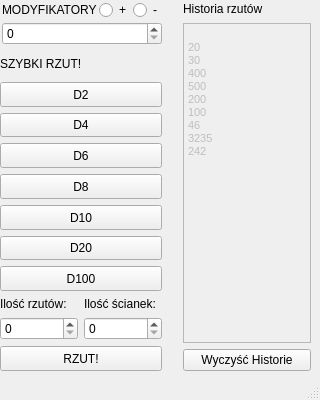
Johny250353/RollforPA, file mainwindow.ui: the form before one commit.
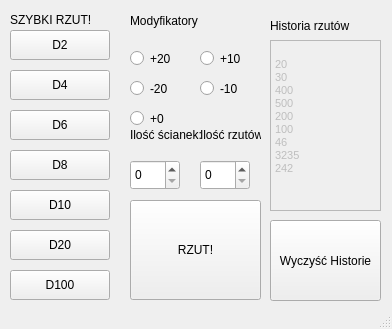
The form after the commit.

```diff
--- a/mainwindow.ui
+++ b/mainwindow.ui
@@ -6,302 +6,59 @@
    <rect>
     <x>0</x>
     <y>0</y>
-    <width>320</width>
-    <height>400</height>
+    <width>392</width>
+    <height>329</height>
    </rect>
   </property>
   <property name="maximumSize">
    <size>
-    <width>320</width>
-    <height>400</height>
+    <width>700</width>
+    <height>700</height>
    </size>
   </property>
   <property name="windowTitle">
    <string>MainWindow</string>
   </property>
   <widget class="QWidget" name="centralwidget">
-   <widget class="QWidget" name="horizontalLayoutWidget_2">
+   <widget class="QPushButton" name="pushButton_wyczysc">
     <property name="geometry">
      <rect>
-      <x>0</x>
-      <y>0</y>
-      <width>311</width>
-      <height>371</height>
+      <x>270</x>
+      <y>220</y>
+      <width>111</width>
+      <height>81</height>
      </rect>
     </property>
-    <layout class="QHBoxLayout" name="horizontalLayout_2">
-     <item>
-      <layout class="QVBoxLayout" name="verticalLayout_2" stretch="0,0,0,0,0,0,0,0,0,0,0">
-       <item>
-        <layout class="QFormLayout" name="formLayout_2">
-         <property name="horizontalSpacing">
-          <number>2</number>
-         </property>
-         <property name="verticalSpacing">
-          <number>2</number>
-         </property>
-         <item row="0" column="1">
-          <layout class="QHBoxLayout" name="horizontalLayout">
-           <item>
-            <widget class="QLabel" name="label_5">
-             <property name="maximumSize">
-              <size>
-               <width>100</width>
-               <height>100</height>
-              </size>
-             </property>
-             <property name="text">
-              <string>MODYFIKATORY</string>
-             </property>
-            </widget>
-           </item>
-           <item>
-            <widget class="QRadioButton" name="radioButton_2">
-             <property name="maximumSize">
-              <size>
-               <width>100</width>
-               <height>100</height>
-              </size>
-             </property>
-             <property name="text">
-              <string>+</string>
-             </property>
-            </widget>
-           </item>
-           <item>
-            <widget class="QRadioButton" name="radioButton">
-             <property name="maximumSize">
-              <size>
-               <width>100</width>
-               <height>100</height>
-              </size>
-             </property>
-             <property name="text">
-              <string>-</string>
-             </property>
-            </widget>
-           </item>
-          </layout>
-         </item>
-         <item row="1" column="1">
-          <widget class="QSpinBox" name="spinBox_3">
-           <property name="maximumSize">
-            <size>
-             <width>280</width>
-             <height>100</height>
-            </size>
-           </property>
-          </widget>
-         </item>
-        </layout>
-       </item>
-       <item>
-        <widget class="QLabel" name="label_2">
-         <property name="maximumSize">
-          <size>
-           <width>200</width>
-           <height>50</height>
-          </size>
-         </property>
-         <property name="mouseTracking">
-          <bool>false</bool>
-         </property>
-         <property name="text">
-          <string>SZYBKI RZUT!</string>
-         </property>
-        </widget>
-       </item>
-       <item>
-        <widget class="QPushButton" name="pushButton_3">
-         <property name="maximumSize">
-          <size>
-           <width>280</width>
-           <height>100</height>
-          </size>
-         </property>
-         <property name="text">
-          <string>D2</string>
-         </property>
-        </widget>
-       </item>
-       <item>
-        <widget class="QPushButton" name="pushButton_4">
-         <property name="maximumSize">
-          <size>
-           <width>280</width>
-           <height>100</height>
-          </size>
-         </property>
-         <property name="text">
-          <string>D4</string>
-         </property>
-        </widget>
-       </item>
-       <item>
-        <widget class="QPushButton" name="pushButton_2">
-         <property name="maximumSize">
-          <size>
-           <width>280</width>
-           <height>100</height>
-          </size>
-         </property>
-         <property name="text">
-          <string>D6</string>
-         </property>
-        </widget>
-       </item>
-       <item>
-        <widget class="QPushButton" name="pushButton_6">
-         <property name="maximumSize">
-          <size>
-           <width>280</width>
-           <height>100</height>
-          </size>
-         </property>
-         <property name="text">
-          <string>D8</string>
-         </property>
-        </widget>
-       </item>
-       <item>
-        <widget class="QPushButton" name="pushButton_7">
-         <property name="maximumSize">
-          <size>
-           <width>280</width>
-           <height>100</height>
-          </size>
-         </property>
-         <property name="text">
-          <string>D10</string>
-         </property>
-        </widget>
-       </item>
-       <item>
-        <widget class="QPushButton" name="pushButton_5">
-         <property name="maximumSize">
-          <size>
-           <width>280</width>
-           <height>50</height>
-          </size>
-         </property>
-         <property name="text">
-          <string>D20</string>
-         </property>
-        </widget>
-       </item>
-       <item>
-        <widget class="QPushButton" name="pushButton_8">
-         <property name="maximumSize">
-          <size>
-           <width>280</width>
-           <height>100</height>
-          </size>
-         </property>
-         <property name="text">
-          <string>D100</string>
-         </property>
-        </widget>
-       </item>
-       <item>
-        <layout class="QGridLayout" name="gridLayout_2">
-         <item row="0" column="1">
-          <widget class="QLabel" name="label_4">
-           <property name="maximumSize">
-            <size>
-             <width>100</width>
-             <height>100</height>
-            </size>
-           </property>
-           <property name="text">
-            <string>Ilość ścianek:</string>
-           </property>
-          </widget>
-         </item>
-         <item row="2" column="0">
-          <widget class="QSpinBox" name="spinBox_2">
-           <property name="maximumSize">
-            <size>
-             <width>100</width>
-             <height>16777215</height>
-            </size>
-           </property>
-          </widget>
-         </item>
-         <item row="2" column="1">
-          <widget class="QSpinBox" name="spinBox">
-           <property name="maximumSize">
-            <size>
-             <width>100</width>
-             <height>200</height>
-            </size>
-           </property>
-          </widget>
-         </item>
-         <item row="0" column="0">
-          <widget class="QLabel" name="label_3">
-           <property name="maximumSize">
-            <size>
-             <width>100</width>
-             <height>100</height>
-            </size>
-           </property>
-           <property name="text">
-            <string>Ilość rzutów:</string>
-           </property>
-          </widget>
-         </item>
-        </layout>
-       </item>
-       <item>
-        <widget class="QPushButton" name="pushButton_9">
-         <property name="maximumSize">
-          <size>
-           <width>280</width>
-           <height>100</height>
-          </size>
-         </property>
-         <property name="text">
-          <string>RZUT!</string>
-         </property>
-        </widget>
-       </item>
-      </layout>
-     </item>
-     <item>
-      <spacer name="horizontalSpacer">
-       <property name="orientation">
-        <enum>Qt::Horizontal</enum>
-       </property>
-       <property name="sizeHint" stdset="0">
-        <size>
-         <width>40</width>
-         <height>20</height>
-        </size>
-       </property>
-      </spacer>
-     </item>
-     <item>
-      <layout class="QVBoxLayout" name="verticalLayout">
-       <item>
-        <widget class="QLabel" name="label">
-         <property name="text">
-          <string>Historia rzutów</string>
-         </property>
-        </widget>
-       </item>
-       <item>
-        <widget class="QTextEdit" name="textEdit">
-         <property name="enabled">
-          <bool>false</bool>
-         </property>
-         <property name="maximumSize">
-          <size>
-           <width>153</width>
-           <height>320</height>
-          </size>
-         </property>
-         <property name="html">
-          <string>&lt;!DOCTYPE HTML PUBLIC &quot;-//W3C//DTD HTML 4.0//EN&quot; &quot;http://www.w3.org/TR/REC-html40/strict.dtd&quot;&gt;
+    <property name="maximumSize">
+     <size>
+      <width>121</width>
+      <height>81</height>
+     </size>
+    </property>
+    <property name="text">
+     <string>Wyczyść Historie</string>
+    </property>
+   </widget>
+   <widget class="QTextEdit" name="textEdit_historia">
+    <property name="enabled">
+     <bool>false</bool>
+    </property>
+    <property name="geometry">
+     <rect>
+      <x>270</x>
+      <y>40</y>
+      <width>111</width>
+      <height>171</height>
+     </rect>
+    </property>
+    <property name="maximumSize">
+     <size>
+      <width>153</width>
+      <height>200</height>
+     </size>
+    </property>
+    <property name="html">
+     <string>&lt;!DOCTYPE HTML PUBLIC &quot;-//W3C//DTD HTML 4.0//EN&quot; &quot;http://www.w3.org/TR/REC-html40/strict.dtd&quot;&gt;
 &lt;html&gt;&lt;head&gt;&lt;meta name=&quot;qrichtext&quot; content=&quot;1&quot; /&gt;&lt;style type=&quot;text/css&quot;&gt;
 p, li { white-space: pre-wrap; }
 &lt;/style&gt;&lt;/head&gt;&lt;body style=&quot; font-family:'MS Shell Dlg 2'; font-size:8.25pt; font-weight:400; font-style:normal;&quot;&gt;
@@ -316,25 +73,348 @@
 &lt;p style=&quot; margin-top:0px; margin-bottom:0px; margin-left:0px; margin-right:0px; -qt-block-indent:0; text-indent:0px;&quot;&gt;3235&lt;/p&gt;
 &lt;p style=&quot; margin-top:0px; margin-bottom:0px; margin-left:0px; margin-right:0px; -qt-block-indent:0; text-indent:0px;&quot;&gt;242&lt;/p&gt;
 &lt;p style=&quot;-qt-paragraph-type:empty; margin-top:0px; margin-bottom:0px; margin-left:0px; margin-right:0px; -qt-block-indent:0; text-indent:0px;&quot;&gt;&lt;br /&gt;&lt;/p&gt;&lt;/body&gt;&lt;/html&gt;</string>
-         </property>
-        </widget>
-       </item>
-       <item>
-        <widget class="QPushButton" name="pushButton">
-         <property name="maximumSize">
-          <size>
-           <width>300</width>
-           <height>200</height>
-          </size>
-         </property>
-         <property name="text">
-          <string>Wyczyść Historie</string>
-         </property>
-        </widget>
-       </item>
-      </layout>
-     </item>
-    </layout>
+    </property>
+   </widget>
+   <widget class="QPushButton" name="pushButton_rzut">
+    <property name="geometry">
+     <rect>
+      <x>130</x>
+      <y>200</y>
+      <width>131</width>
+      <height>100</height>
+     </rect>
+    </property>
+    <property name="maximumSize">
+     <size>
+      <width>280</width>
+      <height>100</height>
+     </size>
+    </property>
+    <property name="text">
+     <string>RZUT!</string>
+    </property>
+   </widget>
+   <widget class="QSpinBox" name="spinBox_iloscrzutuw">
+    <property name="geometry">
+     <rect>
+      <x>200</x>
+      <y>160</y>
+      <width>50</width>
+      <height>30</height>
+     </rect>
+    </property>
+    <property name="maximumSize">
+     <size>
+      <width>50</width>
+      <height>30</height>
+     </size>
+    </property>
+   </widget>
+   <widget class="QSpinBox" name="spinBox_iloscscianek">
+    <property name="geometry">
+     <rect>
+      <x>130</x>
+      <y>160</y>
+      <width>50</width>
+      <height>30</height>
+     </rect>
+    </property>
+    <property name="maximumSize">
+     <size>
+      <width>50</width>
+      <height>30</height>
+     </size>
+    </property>
+   </widget>
+   <widget class="QLabel" name="label_4">
+    <property name="geometry">
+     <rect>
+      <x>130</x>
+      <y>120</y>
+      <width>71</width>
+      <height>30</height>
+     </rect>
+    </property>
+    <property name="maximumSize">
+     <size>
+      <width>100</width>
+      <height>30</height>
+     </size>
+    </property>
+    <property name="text">
+     <string>Ilość ścianek:</string>
+    </property>
+   </widget>
+   <widget class="QLabel" name="label_3">
+    <property name="geometry">
+     <rect>
+      <x>200</x>
+      <y>120</y>
+      <width>61</width>
+      <height>30</height>
+     </rect>
+    </property>
+    <property name="maximumSize">
+     <size>
+      <width>100</width>
+      <height>30</height>
+     </size>
+    </property>
+    <property name="text">
+     <string>Ilość rzutów:</string>
+    </property>
+   </widget>
+   <widget class="QLabel" name="label">
+    <property name="geometry">
+     <rect>
+      <x>270</x>
+      <y>10</y>
+      <width>81</width>
+      <height>31</height>
+     </rect>
+    </property>
+    <property name="maximumSize">
+     <size>
+      <width>100</width>
+      <height>50</height>
+     </size>
+    </property>
+    <property name="text">
+     <string>Historia rzutów</string>
+    </property>
+   </widget>
+   <widget class="QPushButton" name="pushButton_D100">
+    <property name="geometry">
+     <rect>
+      <x>10</x>
+      <y>270</y>
+      <width>100</width>
+      <height>30</height>
+     </rect>
+    </property>
+    <property name="maximumSize">
+     <size>
+      <width>100</width>
+      <height>30</height>
+     </size>
+    </property>
+    <property name="text">
+     <string>D100</string>
+    </property>
+   </widget>
+   <widget class="QPushButton" name="pushButton_D20">
+    <property name="geometry">
+     <rect>
+      <x>10</x>
+      <y>230</y>
+      <width>100</width>
+      <height>30</height>
+     </rect>
+    </property>
+    <property name="maximumSize">
+     <size>
+      <width>100</width>
+      <height>30</height>
+     </size>
+    </property>
+    <property name="text">
+     <string>D20</string>
+    </property>
+   </widget>
+   <widget class="QPushButton" name="pushButton_D10">
+    <property name="geometry">
+     <rect>
+      <x>10</x>
+      <y>190</y>
+      <width>100</width>
+      <height>30</height>
+     </rect>
+    </property>
+    <property name="maximumSize">
+     <size>
+      <width>100</width>
+      <height>30</height>
+     </size>
+    </property>
+    <property name="text">
+     <string>D10</string>
+    </property>
+   </widget>
+   <widget class="QPushButton" name="pushButton_D8">
+    <property name="geometry">
+     <rect>
+      <x>10</x>
+      <y>150</y>
+      <width>100</width>
+      <height>30</height>
+     </rect>
+    </property>
+    <property name="maximumSize">
+     <size>
+      <width>100</width>
+      <height>30</height>
+     </size>
+    </property>
+    <property name="text">
+     <string>D8</string>
+    </property>
+   </widget>
+   <widget class="QPushButton" name="pushButton_D6">
+    <property name="geometry">
+     <rect>
+      <x>10</x>
+      <y>110</y>
+      <width>100</width>
+      <height>30</height>
+     </rect>
+    </property>
+    <property name="maximumSize">
+     <size>
+      <width>100</width>
+      <height>30</height>
+     </size>
+    </property>
+    <property name="text">
+     <string>D6</string>
+    </property>
+   </widget>
+   <widget class="QPushButton" name="pushButton_D4">
+    <property name="geometry">
+     <rect>
+      <x>10</x>
+      <y>70</y>
+      <width>100</width>
+      <height>30</height>
+     </rect>
+    </property>
+    <property name="maximumSize">
+     <size>
+      <width>100</width>
+      <height>30</height>
+     </size>
+    </property>
+    <property name="text">
+     <string>D4</string>
+    </property>
+   </widget>
+   <widget class="QPushButton" name="pushButton_D2">
+    <property name="geometry">
+     <rect>
+      <x>10</x>
+      <y>30</y>
+      <width>100</width>
+      <height>30</height>
+     </rect>
+    </property>
+    <property name="maximumSize">
+     <size>
+      <width>100</width>
+      <height>30</height>
+     </size>
+    </property>
+    <property name="text">
+     <string>D2</string>
+    </property>
+   </widget>
+   <widget class="QLabel" name="label_2">
+    <property name="geometry">
+     <rect>
+      <x>10</x>
+      <y>10</y>
+      <width>91</width>
+      <height>20</height>
+     </rect>
+    </property>
+    <property name="maximumSize">
+     <size>
+      <width>200</width>
+      <height>20</height>
+     </size>
+    </property>
+    <property name="mouseTracking">
+     <bool>false</bool>
+    </property>
+    <property name="text">
+     <string>SZYBKI RZUT!</string>
+    </property>
+   </widget>
+   <widget class="QLabel" name="label_5">
+    <property name="geometry">
+     <rect>
+      <x>130</x>
+      <y>10</y>
+      <width>101</width>
+      <height>21</height>
+     </rect>
+    </property>
+    <property name="text">
+     <string>Modyfikatory</string>
+    </property>
+   </widget>
+   <widget class="QRadioButton" name="p20">
+    <property name="geometry">
+     <rect>
+      <x>130</x>
+      <y>50</y>
+      <width>41</width>
+      <height>17</height>
+     </rect>
+    </property>
+    <property name="text">
+     <string>+20</string>
+    </property>
+   </widget>
+   <widget class="QRadioButton" name="p10">
+    <property name="geometry">
+     <rect>
+      <x>200</x>
+      <y>50</y>
+      <width>51</width>
+      <height>17</height>
+     </rect>
+    </property>
+    <property name="text">
+     <string>+10</string>
+    </property>
+   </widget>
+   <widget class="QRadioButton" name="m20">
+    <property name="geometry">
+     <rect>
+      <x>130</x>
+      <y>80</y>
+      <width>41</width>
+      <height>17</height>
+     </rect>
+    </property>
+    <property name="text">
+     <string>-20</string>
+    </property>
+   </widget>
+   <widget class="QRadioButton" name="m10">
+    <property name="geometry">
+     <rect>
+      <x>200</x>
+      <y>80</y>
+      <width>41</width>
+      <height>17</height>
+     </rect>
+    </property>
+    <property name="text">
+     <string>-10</string>
+    </property>
+   </widget>
+   <widget class="QRadioButton" name="p0">
+    <property name="geometry">
+     <rect>
+      <x>130</x>
+      <y>110</y>
+      <width>82</width>
+      <height>17</height>
+     </rect>
+    </property>
+    <property name="text">
+     <string>+0</string>
+    </property>
    </widget>
   </widget>
   <widget class="QStatusBar" name="statusbar"/>
```
Left out of the diff: 4 changed lines with no effect on the pictures.
